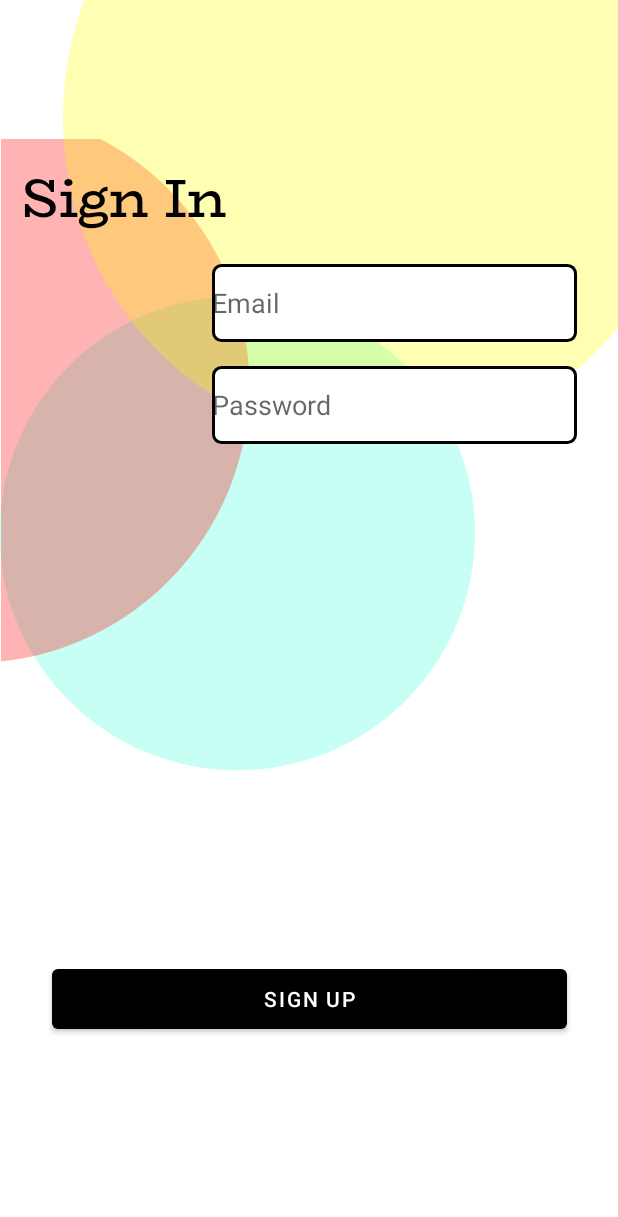
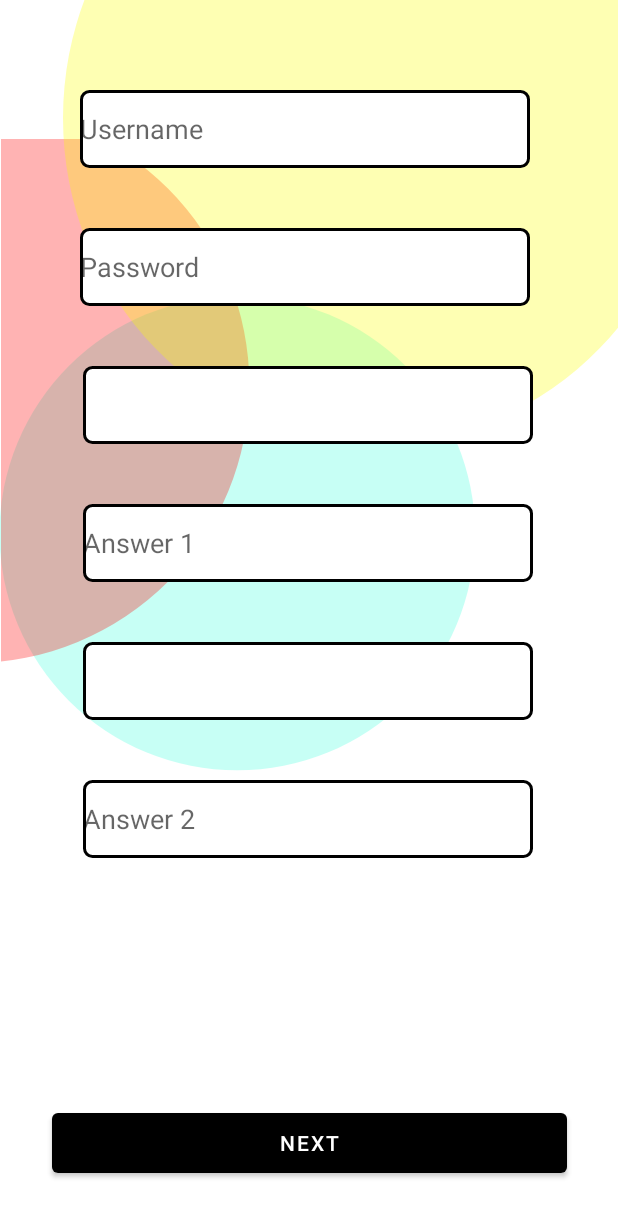
Before and after one commit to EC327-Group-Project-2020/MidasBudgetingApp, an Android app: the layout activity_account_creation_page1.xml on its own in the app's theme, with its tools: preview values and no code run, on a phone screen of 412 x 824 dp. Shown: the top 1217 px of the screen. Run offline under Robolectric (Android 15) with nearby library versions, the phone set to English and light mode, and no system bars.

Commit message:
Starting page of app is linked to the first page of account setup via the "Create Account" button.
User objects are also now created on the first account setup page when the user fills all fields and clicks "Next". The "Next" button currently loops back to the starting page as a placeholder page for the onClickListener.

Also, updated Classes, xml and file content, and filenames.

```diff
--- a/app/src/main/AndroidManifest.xml
+++ b/app/src/main/AndroidManifest.xml
@@ -16,6 +16,7 @@
                 <category android:name="android.intent.category.LAUNCHER" />
             </intent-filter>
         </activity>
+        <activity android:name=".AccountSetupPageOne"></activity>
     </application>
 
 </manifest>
--- a/app/src/main/java/com/example/personalfinanceplanner/SignUpPage.java
+++ /dev/null
@@ -1,4 +0,0 @@
-package com.example.personalfinanceplanner;
-
-public class SignUpPage {
-}
--- a/app/src/main/res/layout/activity_signup.xml
+++ b/app/src/main/res/layout/activity_account_creation_page1.xml
@@ -4,6 +4,7 @@
     android:id="@+id/container"
     android:layout_width="match_parent"
     android:layout_height="match_parent">
+
 
     <View
         android:id="@+id/blue_bubble2"
@@ -38,66 +39,116 @@
         app:layout_constraintEnd_toEndOf="parent"
         app:layout_constraintTop_toTopOf="parent" />
 
+
     <Button
-        android:id="@+id/sign_up_button2"
+        android:id="@+id/next_button"
         android:layout_width="343dp"
         android:layout_height="52dp"
         android:layout_marginStart="122dp"
         android:layout_marginEnd="122dp"
-        android:layout_marginBottom="132dp"
-        android:text="@string/sign_up"
+        android:layout_marginBottom="36dp"
+        android:text="@string/next"
         app:backgroundTint="#000000"
         app:layout_constraintBottom_toBottomOf="parent"
         app:layout_constraintEnd_toEndOf="parent"
         app:layout_constraintStart_toStartOf="parent" />
 
-
     <EditText
-        android:id="@+id/username"
-        android:layout_width="243dp"
+        android:id="@+id/username_field"
+        android:layout_width="300dp"
         android:layout_height="52dp"
-        android:layout_marginTop="176dp"
+        android:layout_marginTop="60dp"
         android:layout_marginEnd="16dp"
+        android:autofillHints="username"
         android:background="@drawable/button_border"
-        android:hint="@string/prompt_email"
-        android:autofillHints="email"
-        android:inputType="textEmailAddress"
+        android:hint="@string/prompt_username"
+        android:inputType="text"
         android:selectAllOnFocus="true"
-        android:textAlignment="textStart"
+        android:textAlignment="viewStart"
         app:layout_constraintEnd_toEndOf="parent"
-        app:layout_constraintHorizontal_bias="0.925"
+        app:layout_constraintHorizontal_bias="0.557"
         app:layout_constraintStart_toStartOf="parent"
         app:layout_constraintTop_toTopOf="parent" />
 
     <EditText
         android:id="@+id/password"
-        android:layout_width="243dp"
+        android:layout_width="300dp"
         android:layout_height="52dp"
-        android:layout_marginTop="16dp"
+        android:layout_marginTop="40dp"
         android:layout_marginEnd="16dp"
+        android:autofillHints="password"
         android:background="@drawable/button_border"
         android:hint="@string/prompt_password"
-        android:autofillHints="password"
         android:imeOptions="actionDone"
         android:inputType="textPassword"
         android:selectAllOnFocus="true"
+        android:textAlignment="viewStart"
         app:layout_constraintEnd_toEndOf="parent"
-        app:layout_constraintHorizontal_bias="0.925"
+        app:layout_constraintHorizontal_bias="0.557"
         app:layout_constraintStart_toStartOf="parent"
-        app:layout_constraintTop_toBottomOf="@+id/username" />
+        app:layout_constraintTop_toBottomOf="@+id/username_field" />
 
-    <TextView
-        android:id="@+id/textView4"
-        android:layout_width="138dp"
-        android:layout_height="wrap_content"
-        android:layout_marginTop="104dp"
-        android:layout_marginEnd="260dp"
-        android:fontFamily="@font/biorhyme"
-        android:text="@string/sign_in"
-        android:textColor="#000000"
-        android:textSize="36sp"
+    <EditText
+        android:id="@+id/securityAnswerOne"
+        android:layout_width="300dp"
+        android:layout_height="52dp"
+        android:layout_marginTop="40dp"
+        android:layout_marginEnd="16dp"
+        android:autofillHints="securityAnswerOne"
+        android:background="@drawable/button_border"
+        android:hint="@string/security_answer_one"
+        android:imeOptions="actionDone"
+        android:inputType="text"
+        android:selectAllOnFocus="true"
+        android:textAlignment="viewStart"
         app:layout_constraintEnd_toEndOf="parent"
-        app:layout_constraintTop_toTopOf="parent" />
+        app:layout_constraintHorizontal_bias="0.578"
+        app:layout_constraintStart_toStartOf="parent"
+        app:layout_constraintTop_toBottomOf="@+id/spinner1" />
+
+    <EditText
+        android:id="@+id/securityAnswerTwo"
+        android:layout_width="300dp"
+        android:layout_height="52dp"
+        android:layout_marginTop="40dp"
+        android:layout_marginEnd="16dp"
+        android:autofillHints="securityAnswerTwo"
+        android:background="@drawable/button_border"
+        android:hint="@string/security_answer_two"
+        android:imeOptions="actionDone"
+        android:inputType="text"
+        android:selectAllOnFocus="true"
+        android:textAlignment="viewStart"
+        app:layout_constraintEnd_toEndOf="parent"
+        app:layout_constraintHorizontal_bias="0.578"
+        app:layout_constraintStart_toStartOf="parent"
+        app:layout_constraintTop_toBottomOf="@+id/spinner2" />
+
+    <Spinner
+        android:id="@+id/spinner1"
+        android:layout_width="300dp"
+        android:layout_height="52dp"
+        android:layout_marginTop="40dp"
+        android:background="@drawable/button_border"
+        app:layout_constraintBottom_toTopOf="@+id/securityAnswerOne"
+        app:layout_constraintEnd_toEndOf="parent"
+        app:layout_constraintHorizontal_bias="0.495"
+        app:layout_constraintStart_toStartOf="parent"
+        app:layout_constraintTop_toBottomOf="@+id/password"
+        app:layout_constraintVertical_bias="0.0" />
+
+    <Spinner
+        android:id="@+id/spinner2"
+        android:layout_width="300dp"
+        android:layout_height="52dp"
+        android:layout_marginTop="40dp"
+        android:background="@drawable/button_border"
+        app:layout_constraintBottom_toBottomOf="parent"
+        app:layout_constraintEnd_toEndOf="parent"
+        app:layout_constraintHorizontal_bias="0.495"
+        app:layout_constraintStart_toStartOf="parent"
+        app:layout_constraintTop_toBottomOf="@+id/securityAnswerOne"
+        app:layout_constraintVertical_bias="0.0" />
 
     <ProgressBar
         android:id="@+id/loading"
@@ -114,4 +165,5 @@
         app:layout_constraintStart_toStartOf="@+id/password"
         app:layout_constraintTop_toTopOf="parent"
         app:layout_constraintVertical_bias="0.3" />
+
 </androidx.constraintlayout.widget.ConstraintLayout>
```
Also changed, not shown: app/build.gradle (+15 -0 lines), app/src/main/java/com/example/personalfinanceplanner/AccountSetupPageOne.java (added, +96 -0 lines), app/src/main/java/com/example/personalfinanceplanner/MainActivity.java (+44 -2 lines), app/src/main/java/com/example/personalfinanceplanner/User.java (added, +70 -0 lines), app/src/main/res/layout/activity_main.xml (+6 -6 lines), app/src/main/res/values/strings.xml (+34 -4 lines), app/src/main/res/font/new_rocker.ttf (added), gradle/wrapper/gradle-wrapper.properties.
